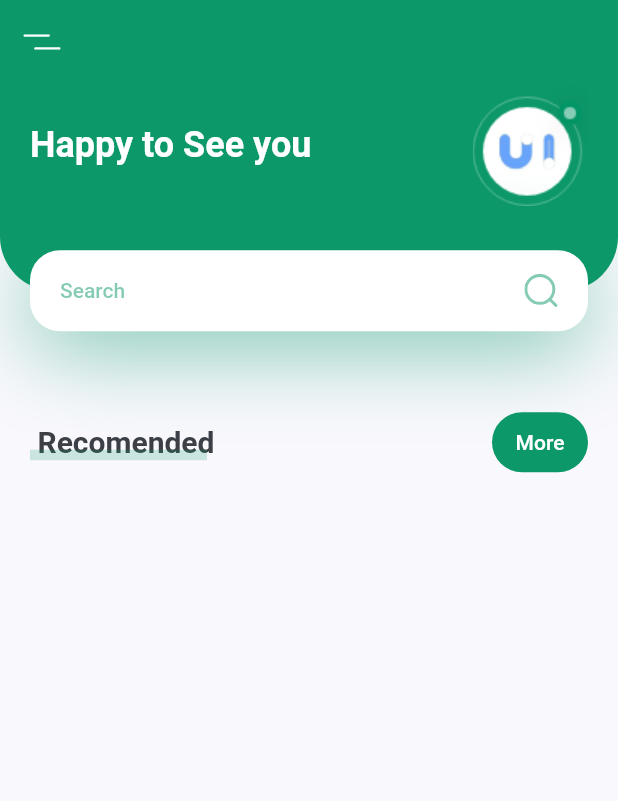
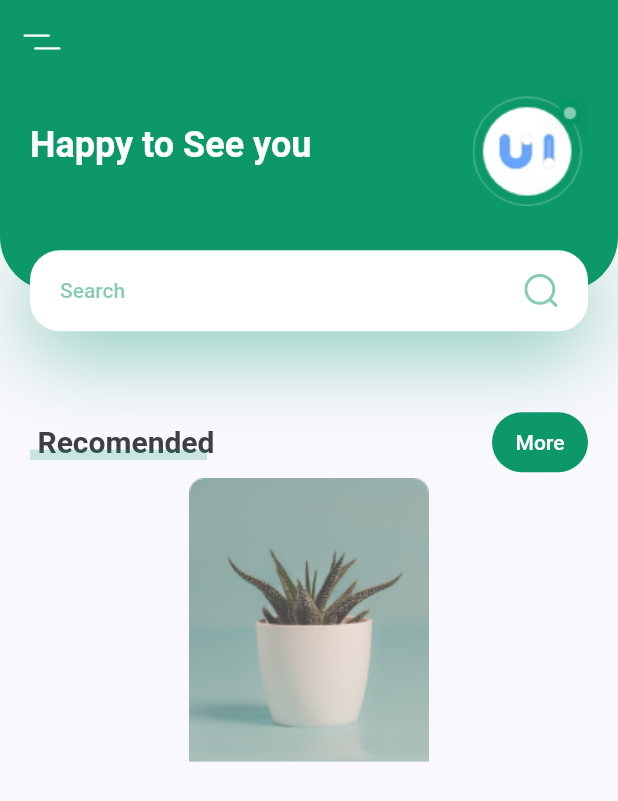
Before and after one commit to AliRahimi1388/planet_vitrin, a Flutter app: the screen it shows after launch, on a phone screen of 412 x 824 dp. Shown: the top 801 px of the screen. Run offline on Flutter 3.47's test engine with Material 2 defaults, Android fonts, the phone set to English and light mode, and no system bars; our stand-ins replace flutter_svg.

Commit message:
Beginning of impl ImageCardView

```diff
--- a/lib/screens/home/components/body.dart
+++ b/lib/screens/home/components/body.dart
@@ -16,6 +16,12 @@ class Body extends StatelessWidget {
           TitleWithMoreBtn(
             title: "Recomended",
             press: () {},
+          ),
+          Container(
+            width: size.width * 0.4,
+            child: Column(
+              children: [Image.asset("assets/images/image_1.png")],
+            ),
           )
         ],
       ),
```
